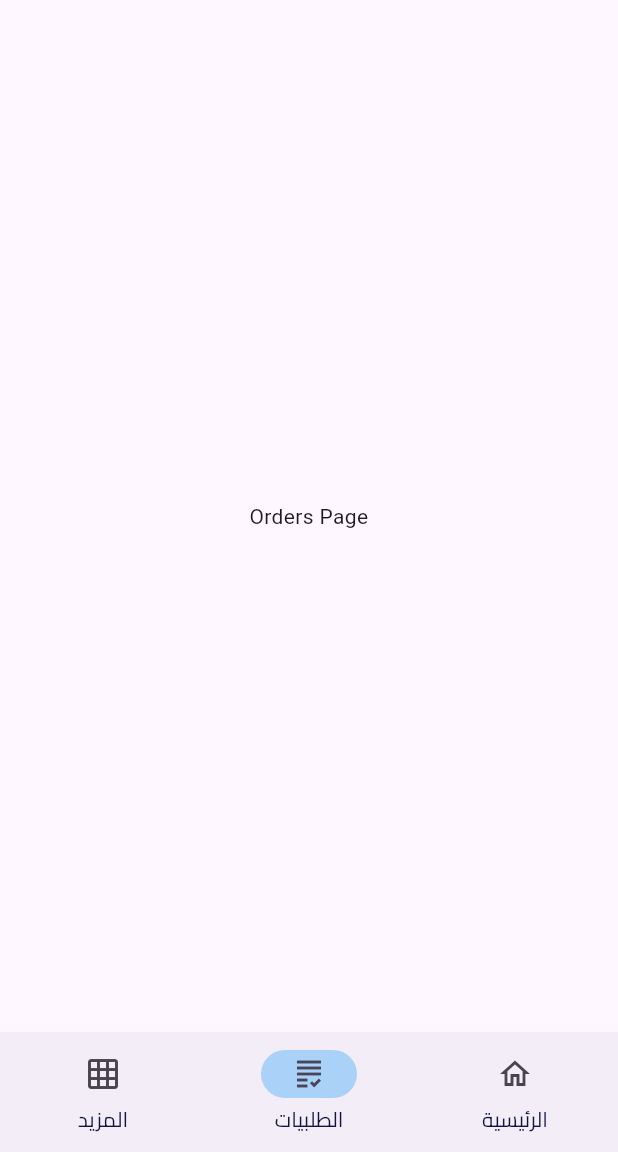
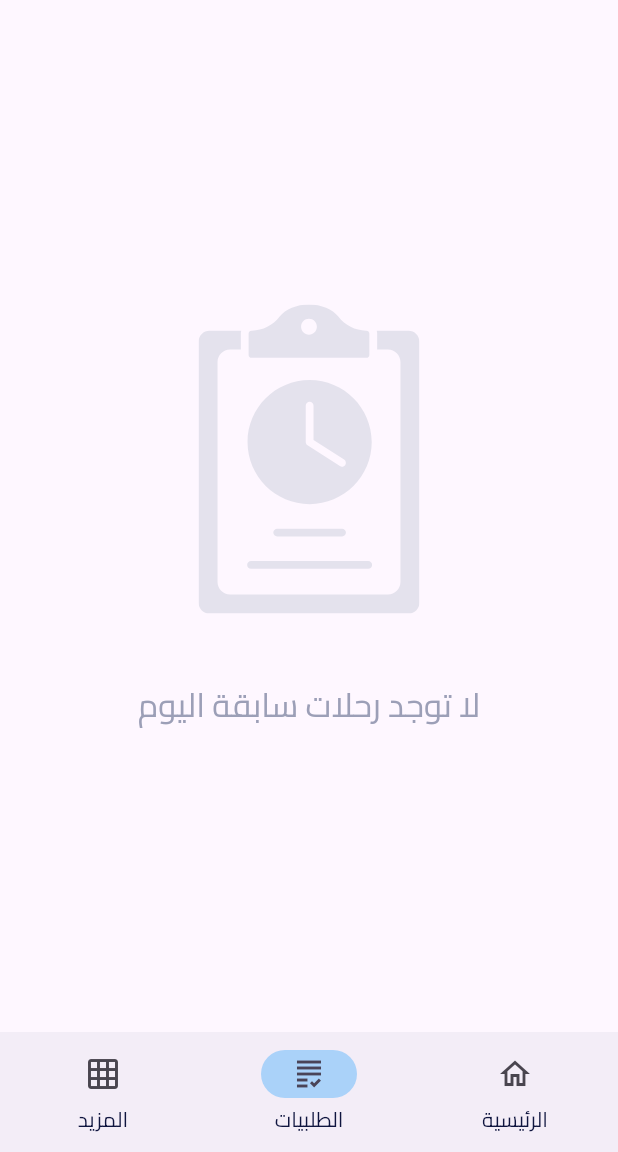
Before and after one commit to monzerabdullah/deliver_it_captin, a Flutter app: the screen it shows after launch, item 2 of the bottom bar chosen, on a phone screen of 412 x 824 dp, the part 84-1236 px from its top. Run offline on Flutter 3.47's test engine with Material 3 defaults, Android fonts, the phone set to English and light mode, and no system bars; our stand-ins replace dotted_border, flutter_svg, smooth_page_indicator.

Commit message:
orders view is created and set to no orders yet

```diff
--- a/lib/views/orders_view.dart
+++ b/lib/views/orders_view.dart
@@ -1,13 +1,31 @@
+import 'package:deliver_it_captin/constants.dart';
 import 'package:flutter/material.dart';
+import 'package:flutter_svg/svg.dart';
 
 class Orders extends StatelessWidget {
   const Orders({super.key});
 
   @override
   Widget build(BuildContext context) {
-    return const Scaffold(
+    return Scaffold(
       body: Center(
-        child: Text('Orders Page'),
+        child: Column(
+          mainAxisAlignment: MainAxisAlignment.center,
+          children: [
+            SvgPicture.asset('images/svgs/history.svg'),
+            const SizedBox(
+              height: 45,
+            ),
+            const Text(
+              'لا توجد رحلات سابقة اليوم',
+              style: TextStyle(
+                fontFamily: 'Cairo',
+                color: kSecondaryText,
+                fontSize: 22.0,
+              ),
+            ),
+          ],
+        ),
       ),
     );
   }
```
Also changed, not shown: images/svgs/history.svg (added).
